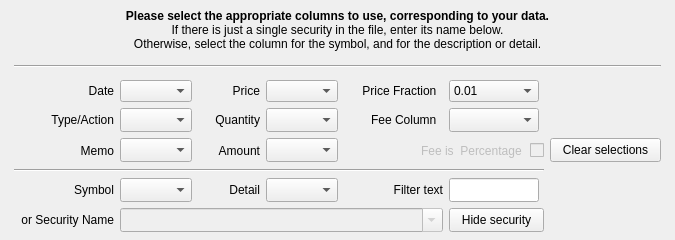
Qt form kmymoney/plugins/csvimport/investmentwizardpage.ui (KDE/kmymoney) before a commit.
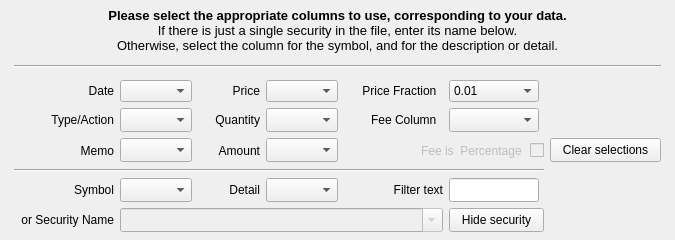
The same form after that commit. Custom widgets are drawn as their Qt base class.

Commit message: Remove references to Ubuntu and Sans fonts, and remove some rich-text elements.

Diff of the .ui file:
```diff
--- a/kmymoney/plugins/csvimport/investmentwizardpage.ui
+++ b/kmymoney/plugins/csvimport/investmentwizardpage.ui
@@ -58,13 +58,8 @@
           </size>
          </property>
          <property name="text">
-          <string>&lt;!DOCTYPE HTML PUBLIC &quot;-//W3C//DTD HTML 4.0//EN&quot; &quot;http://www.w3.org/TR/REC-html40/strict.dtd&quot;&gt;
-&lt;html&gt;&lt;head&gt;&lt;meta name=&quot;qrichtext&quot; content=&quot;1&quot; /&gt;&lt;style type=&quot;text/css&quot;&gt;
-p, li { white-space: pre-wrap; }
-&lt;/style&gt;&lt;/head&gt;&lt;body style=&quot; font-family:'Sans'; font-size:9pt; font-weight:400; font-style:normal;&quot;&gt;
-&lt;p align=&quot;center&quot; style=&quot; margin-top:0px; margin-bottom:0px; margin-left:0px; margin-right:0px; -qt-block-indent:0; text-indent:0px;&quot;&gt;&lt;span style=&quot; font-family:'Sans Serif'; font-weight:600;&quot;&gt;Please select the appropriate columns to use, corresponding to your data.&lt;/span&gt;&lt;/p&gt;
-&lt;p align=&quot;center&quot; style=&quot; margin-top:0px; margin-bottom:0px; margin-left:0px; margin-right:0px; -qt-block-indent:0; text-indent:0px;&quot;&gt;&lt;span style=&quot; font-family:'Sans Serif';&quot;&gt;If there is just a single security in the file, enter its name below.&lt;/span&gt;&lt;/p&gt;
-&lt;p align=&quot;center&quot; style=&quot; margin-top:0px; margin-bottom:0px; margin-left:0px; margin-right:0px; -qt-block-indent:0; text-indent:0px;&quot;&gt;&lt;span style=&quot; font-family:'Sans Serif';&quot;&gt;Otherwise, select the column for the symbol, and for the description or detail.&lt;/span&gt;&lt;/p&gt;&lt;/body&gt;&lt;/html&gt;</string>
+          <string>&lt;body style=&quot; font-family:''; font-size:9pt; font-weight:400; font-style:normal;&quot;&gt;
+&lt;p align=&quot;center&quot; &gt;&lt;span style=&quot; font-size:10pt; font-weight:600;&quot;&gt;Please select the appropriate columns to use, corresponding to your data.&lt;/span&gt;&lt;span style=&quot; font-size:10pt;&quot;&gt;&lt;br /&gt;If there is just a single security in the file, enter its name below.&lt;br /&gt;Otherwise, select the column for the symbol, and for the description or detail.&lt;/span&gt;&lt;/p&gt;&lt;/body&gt;</string>
          </property>
         </widget>
        </item>
```
Left out of the diff: 55 changed lines with no effect on the pictures. The commit also changes 1 other file.
